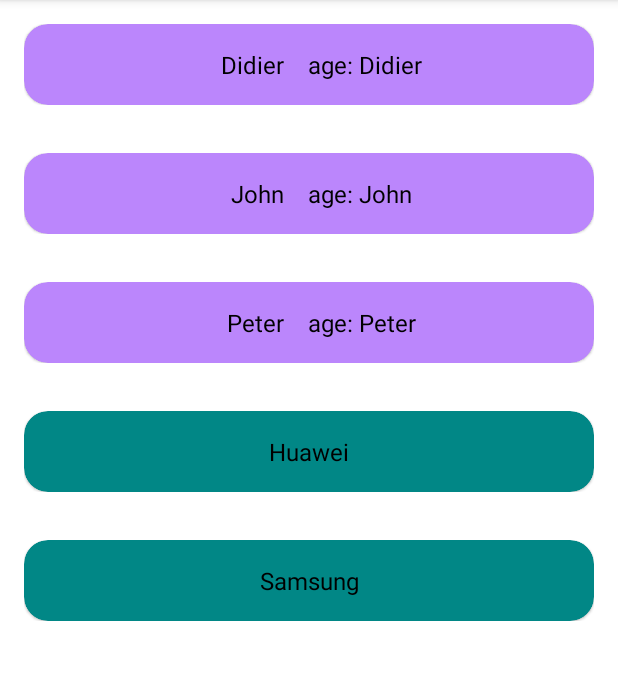
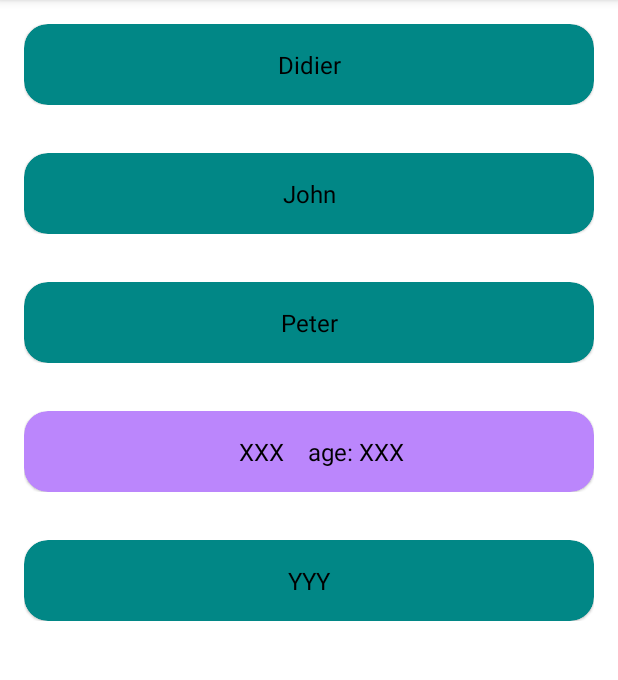
Before and after one commit to MahmoudRoid/Delegate-Adapter, an Android app: the screen it shows after launch (MainActivity), on a phone screen of 412 x 824 dp, the part 84-764 px from its top. Run offline under Robolectric (Android 15) with nearby library versions, the phone set to English and light mode, and no system bars.

Commit message:
add multiple view holders using same item

```diff
--- a/app/src/main/java/com/ebcom/improvedrecyclerview/MainActivity.kt
+++ b/app/src/main/java/com/ebcom/improvedrecyclerview/MainActivity.kt
@@ -7,6 +7,7 @@ import androidx.recyclerview.widget.LinearLayoutManager
 import com.ebcom.improvedrecyclerview.adapter.MainCompositeAdapter
 import com.ebcom.improvedrecyclerview.adapter.PersonAdapterDelegate
 import com.ebcom.improvedrecyclerview.adapter.PhoneAdapterDelegate
+import com.ebcom.improvedrecyclerview.adapter.TmpAdapterDelegate
 import com.ebcom.improvedrecyclerview.databinding.ActivityMainBinding
 import com.ebcom.improvedrecyclerview.model.PersonModel
 import com.ebcom.improvedrecyclerview.model.PhoneModel
@@ -15,12 +16,20 @@ class MainActivity : AppCompatActivity() {
 
     private var _binding: ActivityMainBinding? = null
     private val binding get() = _binding!!
+    private val list = mutableListOf<PersonModel>()
 
     private val myAdapter by lazy {
         MainCompositeAdapter.Builder()
-            .add(PersonAdapterDelegate(::onPersonItemClicked))
-            .add(PhoneAdapterDelegate())
-            .build()
+            .add(PersonAdapterDelegate(::onPersonItemClicked)) // 0
+            .add(TmpAdapterDelegate()) // 1
+            .build(::decideView)
+    }
+
+    private fun decideView(position: Int): Int {
+        if (list[position].name.startsWith("X"))
+            return 0
+        else
+            return 1
     }
 
     private fun onPersonItemClicked(personModel: PersonModel, position: Int){
@@ -37,9 +46,9 @@ class MainActivity : AppCompatActivity() {
             layoutManager = LinearLayoutManager(this@MainActivity)
         }
 
-        myAdapter.submitList(
-            preparePersonData() + preparePhoneData()
-        )
+        list.addAll(preparePersonData())
+        list.addAll(prepareTmpData())
+        myAdapter.submitList(list.toList())
 
     }
 
@@ -49,6 +58,11 @@ class MainActivity : AppCompatActivity() {
         PersonModel(3, "Peter", 38),
     )
 
+    private fun prepareTmpData(): List<PersonModel> = listOf(
+        PersonModel(4, "XXX", 0),
+        PersonModel(5, "YYY", 1),
+    )
+
     private fun preparePhoneData(): List<PhoneModel> = listOf(
         PhoneModel("Huawei"),
         PhoneModel("Samsung"),
--- a/app/src/main/java/com/ebcom/improvedrecyclerview/adapter/MainCompositeAdapter.kt
+++ b/app/src/main/java/com/ebcom/improvedrecyclerview/adapter/MainCompositeAdapter.kt
@@ -6,10 +6,30 @@ import androidx.recyclerview.widget.ListAdapter
 import androidx.recyclerview.widget.RecyclerView
 
 class MainCompositeAdapter(
-    private val delegates: SparseArray<DelegateAdapter<DelegateAdapterItem, RecyclerView.ViewHolder>>
+    private val delegates: SparseArray<DelegateAdapter<DelegateAdapterItem, RecyclerView.ViewHolder>>,
+    private val customViewType: ((position: Int) -> Int)? = null
 ): ListAdapter<DelegateAdapterItem, RecyclerView.ViewHolder>(DelegateAdapterItemDiffCallback()) {
 
+/*    override fun getItemViewType(position: Int): Int {
+        for (i in 0 until delegates.size()) {
+            if (delegates[i].modelClass == getItem(position).javaClass) {
+                return delegates.keyAt(i)
+            }
+        }
+        throw NullPointerException("Can not get viewType for position $position")
+    }*/
+
+
+
     override fun getItemViewType(position: Int): Int {
+        customViewType?.let {
+            return it.invoke(position)
+        }
+        return defaultItemViewType(position)
+    }
+
+
+    fun defaultItemViewType(position: Int): Int {
         for (i in 0 until delegates.size()) {
             if (delegates[i].modelClass == getItem(position).javaClass) {
                 return delegates.keyAt(i)
@@ -17,6 +37,7 @@ class MainCompositeAdapter(
         }
         throw NullPointerException("Can not get viewType for position $position")
     }
+
 
     override fun onCreateViewHolder(parent: ViewGroup, viewType: Int): RecyclerView.ViewHolder {
         return delegates[viewType].createViewHolder(parent)
@@ -62,9 +83,11 @@ class MainCompositeAdapter(
             return this
         }
 
-        fun build(): MainCompositeAdapter {
+        fun build(
+            customViewType: ((position: Int) -> Int)? = null
+        ): MainCompositeAdapter {
             require(count != 0) { "Register at least one adapter" }
-            return MainCompositeAdapter(delegates)
+            return MainCompositeAdapter(delegates, customViewType)
         }
     }
 }
--- /dev/null
+++ b/app/src/main/java/com/ebcom/improvedrecyclerview/adapter/TmpAdapterDelegate.kt
@@ -0,0 +1,36 @@
+package com.ebcom.improvedrecyclerview.adapter
+
+import android.annotation.SuppressLint
+import android.view.LayoutInflater
+import android.view.ViewGroup
+import androidx.recyclerview.widget.RecyclerView
+import com.ebcom.improvedrecyclerview.databinding.TmpItemBinding
+import com.ebcom.improvedrecyclerview.model.PersonModel
+
+
+class TmpAdapterDelegate(
+    private val callback: ((personModel: PersonModel, position: Int)-> Unit)? = null
+) : DelegateAdapter<PersonModel, TmpAdapterDelegate.BannerViewHolder>(PersonModel::class.java) {
+
+    override fun createViewHolder(parent: ViewGroup): RecyclerView.ViewHolder {
+        val binding = TmpItemBinding.inflate(LayoutInflater.from(parent.context), parent, false)
+        return BannerViewHolder(binding)
+    }
+
+    override fun bindViewHolder(
+        model: PersonModel,
+        viewHolder: BannerViewHolder,
+        payloads: List<DelegateAdapterItem.Payloadable>,
+        position: Int
+    ) {
+        viewHolder.bind(model, position)
+    }
+
+    inner class BannerViewHolder(private val binding: TmpItemBinding): RecyclerView.ViewHolder(binding.root) {
+        @SuppressLint("SetTextI18n")
+        fun bind(item: PersonModel, position: Int) {
+            binding.nameTv.text = item.name
+            binding.nameTv.setOnClickListener { callback?.invoke(item, position) }
+        }
+    }
+}
--- /dev/null
+++ b/app/src/main/res/layout/tmp_item.xml
@@ -0,0 +1,39 @@
+<?xml version="1.0" encoding="utf-8"?>
+<LinearLayout xmlns:android="http://schemas.android.com/apk/res/android"
+    android:layout_width="match_parent"
+    android:layout_height="wrap_content"
+    xmlns:app="http://schemas.android.com/apk/res-auto"
+    xmlns:tools="http://schemas.android.com/tools"
+    android:layout_margin="16dp">
+
+    <com.google.android.material.card.MaterialCardView
+        android:layout_width="match_parent"
+        android:layout_height="wrap_content"
+        app:cardCornerRadius="16dp"
+        android:backgroundTint="@color/teal_700">
+
+        <androidx.constraintlayout.widget.ConstraintLayout
+            android:layout_width="match_parent"
+            android:layout_height="match_parent">
+
+            <TextView
+                android:id="@+id/nameTv"
+                android:layout_width="wrap_content"
+                android:layout_height="wrap_content"
+                android:layout_marginTop="16dp"
+                android:layout_marginBottom="16dp"
+                android:textColor="@color/black"
+                android:textSize="16sp"
+                app:layout_constraintBottom_toBottomOf="parent"
+                app:layout_constraintEnd_toEndOf="parent"
+                app:layout_constraintHorizontal_bias="0.5"
+                app:layout_constraintHorizontal_chainStyle="packed"
+                app:layout_constraintStart_toStartOf="parent"
+                app:layout_constraintTop_toTopOf="parent"
+                tools:text="Name" />
+
+        </androidx.constraintlayout.widget.ConstraintLayout>
+
+    </com.google.android.material.card.MaterialCardView>
+
+</LinearLayout>
```
